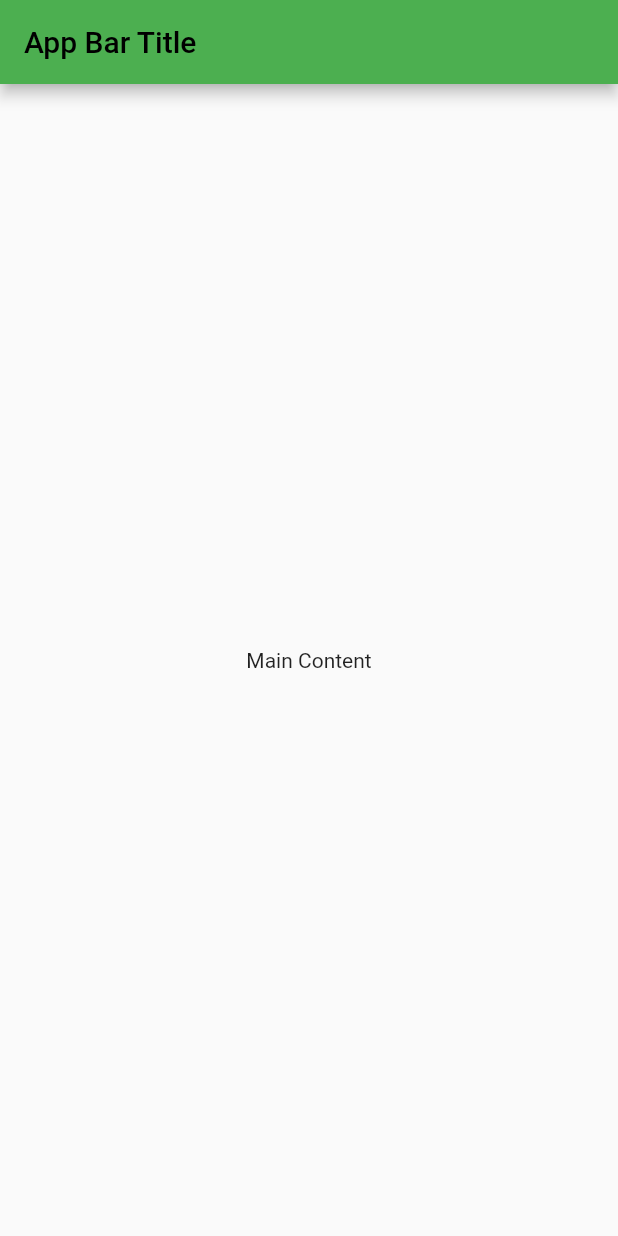
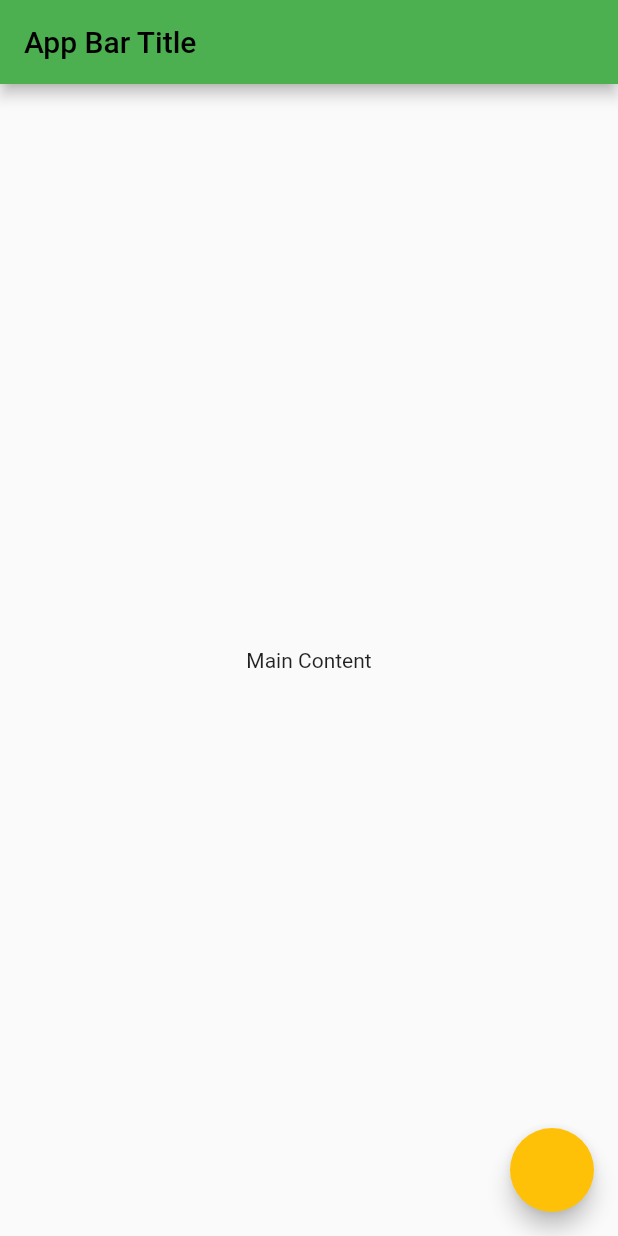
Before and after one commit to andrewchuev/flutter_boilerplate, a Flutter app: the screen it shows after launch, on a phone screen of 412 x 824 dp. Run offline on Flutter 3.47's test engine with Material 2 defaults, Android fonts, the phone set to English and light mode, and no system bars; our stand-ins replace adaptive_theme.

```diff
--- a/lib/main.dart
+++ b/lib/main.dart
@@ -46,6 +46,9 @@ class _HomeState extends State<Home> {
   @override
   Widget build(BuildContext context) {
     return Scaffold(
+        floatingActionButton: FloatingActionButton(
+          onPressed: () => AdaptiveTheme.of(context).toggleThemeMode(),
+        ),
         appBar: AppBar(title: Text(S.of(context).appbar_title)),
         body: Center(
           child: Text(S.of(context).main_content),
```
